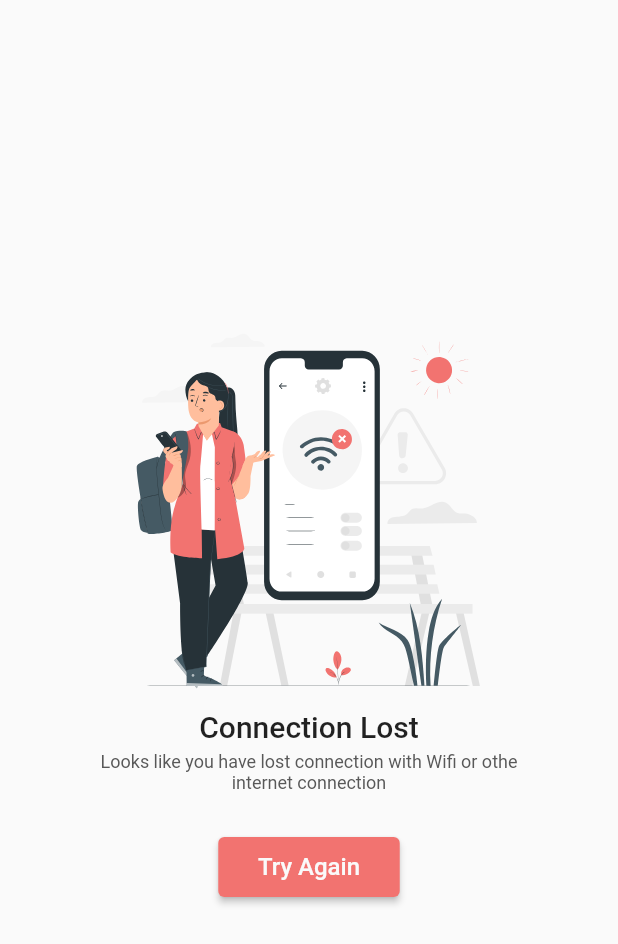
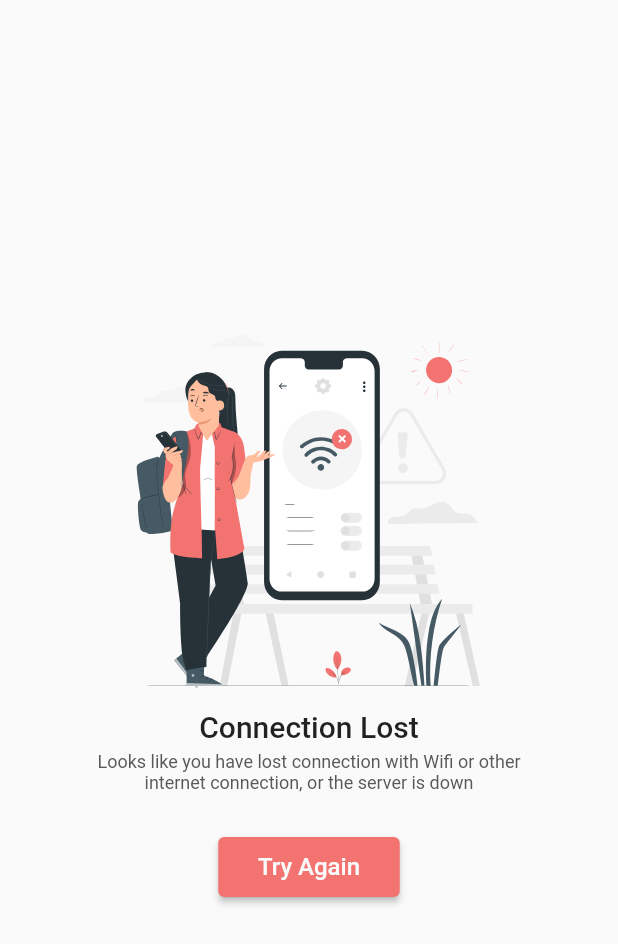
Before and after one commit to AbdullahNouvalShidqi/gym_membership_apps, a Flutter app: the CostumErrorScreen screen opened directly with empty values, on a phone screen of 412 x 824 dp. Shown: the top 944 px of the screen. Run offline on Flutter 3.47's test engine with Material 2 defaults, Android fonts, the phone set to English and light mode, and no system bars; our stand-ins replace cached_network_image, carousel_slider, dio, flutter_rating_bar, flutter_spinkit, flutter_svg and 4 more; accounts and stored records are empty.

Commit message:
changing dependecies in gradle, and add some more message on error screen

```diff
--- a/lib/utilitites/costum_error_screen.dart
+++ b/lib/utilitites/costum_error_screen.dart
@@ -20,7 +20,7 @@ class CostumErrorScreen extends StatelessWidget {
               const SizedBox(height: 14,),
               Text('Connection Lost', textAlign: TextAlign.center, style: GoogleFonts.roboto(fontSize: 20, fontWeight: FontWeight.w500),),
               const SizedBox(height: 5,),
-              Text('Looks like you have lost connection with Wifi or othe internet connection', textAlign: TextAlign.center, style: GoogleFonts.roboto(fontSize: 12, fontWeight: FontWeight.w400, color: const Color.fromRGBO(88, 88, 88, 1)),),
+              Text('Looks like you have lost connection with Wifi or other internet connection, or the server is down', textAlign: TextAlign.center, style: GoogleFonts.roboto(fontSize: 12, fontWeight: FontWeight.w400, color: const Color.fromRGBO(88, 88, 88, 1)),),
               const SizedBox(height: 25,),
               CostumButton(
                 onPressed: onPressed,
```
Also changed, not shown: 1 other file.
